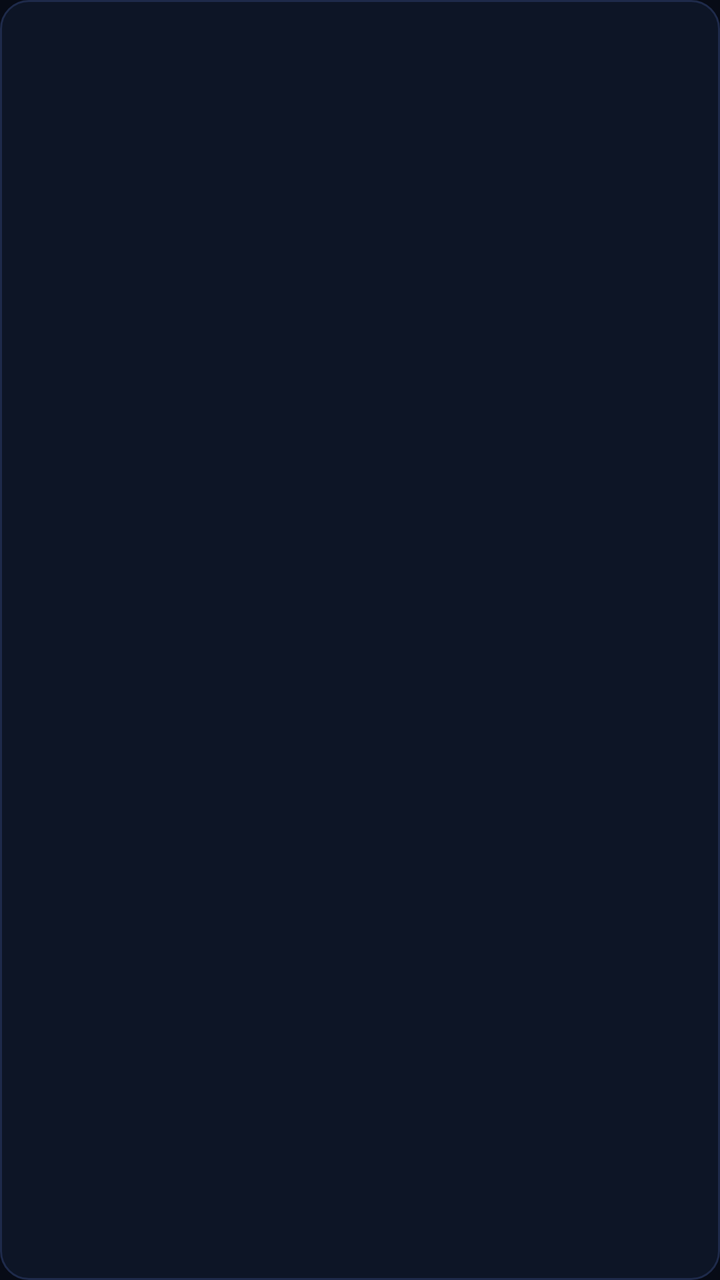
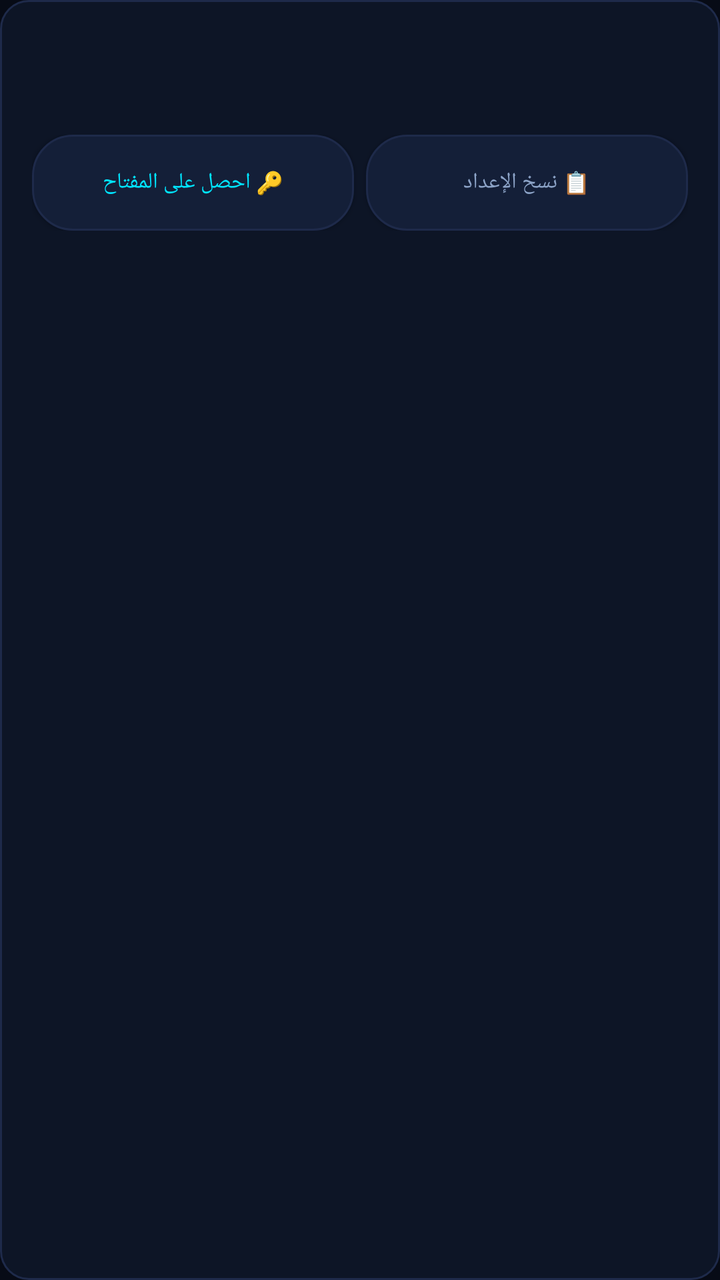

Compare the two renders of this Android layout. The source of the first and the diff that turns it into the second are given below.
<!-- AndroidManifest.xml: application theme AppTheme -->
<!-- res/layout/item_provider.xml -->
<?xml version="1.0" encoding="utf-8"?>
<LinearLayout xmlns:android="http://schemas.android.com/apk/res/android"
    android:layout_width="match_parent"
    android:layout_height="wrap_content"
    android:orientation="vertical"
    android:padding="16dp"
    android:background="@drawable/bg_card">

    <TextView
        android:id="@+id/provider_name"
        android:layout_width="match_parent"
        android:layout_height="wrap_content"
        android:textColor="@color/text"
        android:textSize="16sp" />

    <TextView
        android:id="@+id/provider_status"
        android:layout_width="match_parent"
        android:layout_height="wrap_content"
        android:layout_marginTop="4dp"
        android:textSize="13sp" />
</LinearLayout>
<!-- resources referenced by this layout -->
<resources>
  <color name="text">#EAF2FF</color>
  <!-- drawable bg_card (drawable) -->
  <?xml version="1.0" encoding="utf-8"?>
  <shape xmlns:android="http://schemas.android.com/apk/res/android" android:shape="rectangle">
      <solid android:color="@color/surface" />
      <corners android:radius="14dp" />
      <stroke android:width="1dp" android:color="@color/border" />
  </shape>
  <style name="AppTheme" parent="android:Theme.Material.NoActionBar">
          <item name="android:windowBackground">@color/bg</item>
          <item name="android:colorPrimary">@color/surface</item>
          <item name="android:colorPrimaryDark">@color/bg</item>
          <item name="android:colorAccent">@color/gold</item>
          <item name="android:statusBarColor">@color/bg</item>
          <item name="android:navigationBarColor">@color/bg</item>
          <item name="android:windowLightStatusBar">false</item>
          <item name="android:textColorPrimary">@color/text</item>
          <item name="android:textColorSecondary">@color/text_dim</item>
      </style>
  <color name="surface">#0D1526</color>
  <color name="border">#1E2A4A</color>
  <color name="bg">#070B16</color>
  <color name="gold">#00E5FF</color>
  <color name="text_dim">#8CA3C7</color>
</resources>

<!-- the commit's change to res/layout/item_provider.xml (unified diff, before → after) -->
@@ -19,4 +19,38 @@
         android:layout_height="wrap_content"
         android:layout_marginTop="4dp"
         android:textSize="13sp" />
+
+    <LinearLayout
+        android:layout_width="match_parent"
+        android:layout_height="wrap_content"
+        android:layout_marginTop="8dp"
+        android:orientation="horizontal">
+
+        <Button
+            android:id="@+id/provider_key"
+            android:layout_width="0dp"
+            android:layout_height="wrap_content"
+            android:layout_weight="1"
+            android:minWidth="0dp"
+            android:paddingStart="10dp"
+            android:paddingEnd="10dp"
+            android:textSize="11sp"
+            android:textColor="@color/gold"
+            android:background="@drawable/bg_chip"
+            android:text="@string/get_free_key" />
+
+        <Button
+            android:id="@+id/provider_copy"
+            android:layout_width="0dp"
+            android:layout_height="wrap_content"
+            android:layout_weight="1"
+            android:layout_marginStart="6dp"
+            android:minWidth="0dp"
+            android:paddingStart="10dp"
+            android:paddingEnd="10dp"
+            android:textSize="11sp"
+            android:textColor="@color/text_dim"
+            android:background="@drawable/bg_chip"
+            android:text="@string/copy_config" />
+    </LinearLayout>
 </LinearLayout>
<!-- resource entries referenced after the edit -->
@@ -8,6 +8,15 @@
       <corners android:radius="14dp" />
       <stroke android:width="1dp" android:color="@color/border" />
   </shape>
+  <!-- drawable bg_chip (drawable) -->
+  <?xml version="1.0" encoding="utf-8"?>
+  <shape xmlns:android="http://schemas.android.com/apk/res/android" android:shape="rectangle">
+      <solid android:color="@color/surface2" />
+      <corners android:radius="20dp" />
+      <stroke android:width="1dp" android:color="@color/border" />
+  </shape>
+  <string name="copy_config">📋 نسخ الإعداد</string>
+  <string name="get_free_key">🔑 احصل على المفتاح</string>
   <style name="AppTheme" parent="android:Theme.Material.NoActionBar">
           <item name="android:windowBackground">@color/bg</item>
           <item name="android:colorPrimary">@color/surface</item>
@@ -21,6 +30,7 @@
       </style>
   <color name="surface">#0D1526</color>
   <color name="border">#1E2A4A</color>
+  <color name="surface2">#141F38</color>
   <color name="bg">#070B16</color>
   <color name="gold">#00E5FF</color>
   <color name="text_dim">#8CA3C7</color>
